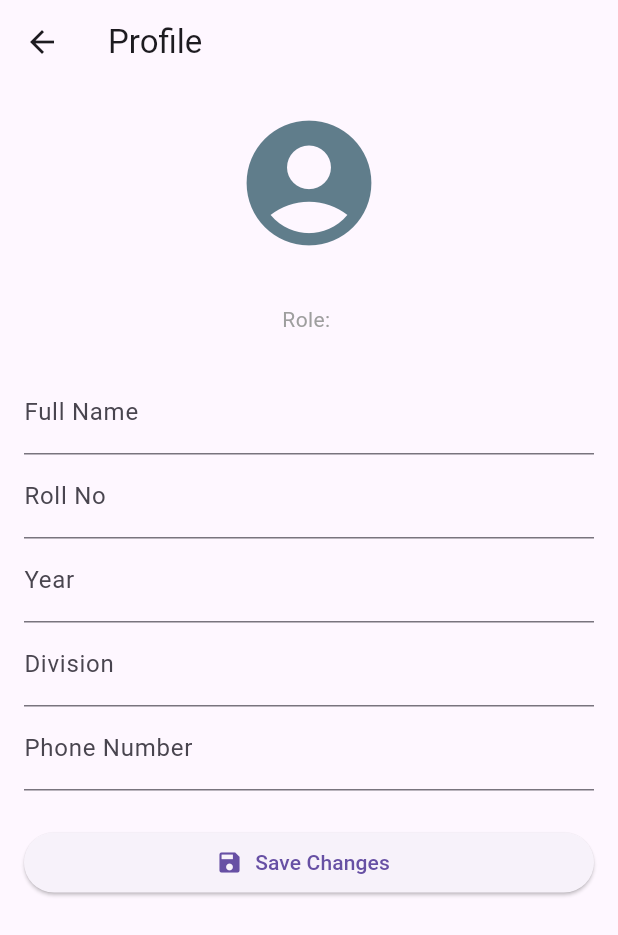
After one commit to Pictoreal-Organization/CCA, a Flutter app: the HeadDashboard screen opened directly, after a tap on the "person" icon, on a phone screen of 412 x 824 dp. The commit adds this screen. Shown: the top 935 px of the screen. Run offline on Flutter 3.47's test engine with Material 3 defaults, Android fonts, the phone set to English and light mode, and no system bars; our stand-ins replace flutter_dotenv, jwt_decoder, shared_preferences; accounts and stored records are empty; network calls fail.

Commit message:
created profile page

```diff
--- a/lib/screens/head_dashboard.screen.dart
+++ b/lib/screens/head_dashboard.screen.dart
@@ -6,6 +6,7 @@ import 'create_meeting.screen.dart';
 import 'create_task.screen.dart';
 import 'signIn.screen.dart';
 import 'attendance.screen.dart';
+import 'profile.screen.dart';
 import '../widgets/meetings_list.widget.dart';
 
 class HeadDashboard extends StatefulWidget {
@@ -82,15 +83,36 @@ class _HeadDashboardState extends State<HeadDashboard> {
   Widget build(BuildContext context) {
     return SafeArea(
       child: Scaffold(
+        // appBar: AppBar(
+        //   title: const Text("Head Dashboard"),
+        //   actions: [
+        //     IconButton(
+        //       icon: const Icon(Icons.logout),
+        //       onPressed: logout,
+        //     ),
+        //   ],
+        // ),
         appBar: AppBar(
   title: const Text("Head Dashboard"),
   actions: [
     IconButton(
+      icon: const Icon(Icons.person),
+      tooltip: "Profile",
+      onPressed: () {
+        Navigator.push(
+          context,
+          MaterialPageRoute(builder: (_) => const ProfileScreen()),
+        );
+      },
+    ),
+    IconButton(
       icon: const Icon(Icons.logout),
+      tooltip: "Logout",
       onPressed: logout,
     ),
   ],
 ),
+
         body: isLoading
             ? const Center(child: CircularProgressIndicator())
             : SingleChildScrollView(
--- /dev/null
+++ b/lib/screens/profile.screen.dart
@@ -0,0 +1,121 @@
+import 'package:flutter/material.dart';
+import 'package:shared_preferences/shared_preferences.dart';
+import '../services/user_service.dart';
+
+class ProfileScreen extends StatefulWidget {
+  const ProfileScreen({super.key});
+
+  @override
+  State<ProfileScreen> createState() => _ProfileScreenState();
+}
+
+class _ProfileScreenState extends State<ProfileScreen> {
+  final UserService userService = UserService();
+
+  final TextEditingController _nameController = TextEditingController();
+  final TextEditingController _rollController = TextEditingController();
+  final TextEditingController _yearController = TextEditingController();
+  final TextEditingController _divisionController = TextEditingController();
+  final TextEditingController _phoneController = TextEditingController();
+
+  bool _isLoading = false;
+  String _email = "";
+  String _role = "";
+
+  @override
+  void initState() {
+    super.initState();
+    loadUserData();
+  }
+
+  Future<void> loadUserData() async {
+    final prefs = await SharedPreferences.getInstance();
+    setState(() {
+      _email = prefs.getString('email') ?? '';
+      _role = prefs.getString('role') ?? '';
+      _nameController.text = prefs.getString('name') ?? '';
+      _rollController.text = prefs.getString('rollNo') ?? '';
+      _yearController.text = prefs.getString('year') ?? '';
+      _divisionController.text = prefs.getString('division') ?? '';
+      _phoneController.text = prefs.getString('phone') ?? '';
+    });
+  }
+
+  Future<void> saveProfile() async {
+    setState(() => _isLoading = true);
+    try {
+      await userService.updateUserProfile(
+        name: _nameController.text,
+        rollNo: _rollController.text,
+        year: _yearController.text,
+        division: _divisionController.text,
+        phone: _phoneController.text,
+      );
+      ScaffoldMessenger.of(context).showSnackBar(
+        const SnackBar(content: Text("Profile updated successfully!")),
+      );
+    } catch (e) {
+      ScaffoldMessenger.of(context).showSnackBar(
+        SnackBar(content: Text("Error: $e")),
+      );
+    } finally {
+      setState(() => _isLoading = false);
+    }
+  }
+
+  @override
+  Widget build(BuildContext context) {
+    return Scaffold(
+      appBar: AppBar(
+        title: const Text("Profile"),
+      ),
+      body: _isLoading
+          ? const Center(child: CircularProgressIndicator())
+          : Padding(
+              padding: const EdgeInsets.all(16.0),
+              child: ListView(
+                children: [
+                  Center(
+                    child: Column(
+                      children: [
+                        const Icon(Icons.account_circle, size: 100, color: Colors.blueGrey),
+                        const SizedBox(height: 8),
+                        Text(_email, style: const TextStyle(fontSize: 16)),
+                        Text("Role: $_role", style: const TextStyle(color: Colors.grey)),
+                      ],
+                    ),
+                  ),
+                  const SizedBox(height: 24),
+                  TextField(
+                    controller: _nameController,
+                    decoration: const InputDecoration(labelText: "Full Name"),
+                  ),
+                  TextField(
+                    controller: _rollController,
+                    decoration: const InputDecoration(labelText: "Roll No"),
+                  ),
+                  TextField(
+                    controller: _yearController,
+                    decoration: const InputDecoration(labelText: "Year"),
+                  ),
+                  TextField(
+                    controller: _divisionController,
+                    decoration: const InputDecoration(labelText: "Division"),
+                  ),
+                  TextField(
+                    controller: _phoneController,
+                    decoration: const InputDecoration(labelText: "Phone Number"),
+                    keyboardType: TextInputType.phone,
+                  ),
+                  const SizedBox(height: 24),
+                  ElevatedButton.icon(
+                    onPressed: saveProfile,
+                    icon: const Icon(Icons.save),
+                    label: const Text("Save Changes"),
+                  ),
+                ],
+              ),
+            ),
+    );
+  }
+}
```
Lines whose indentation alone changed are shown as unchanged.
